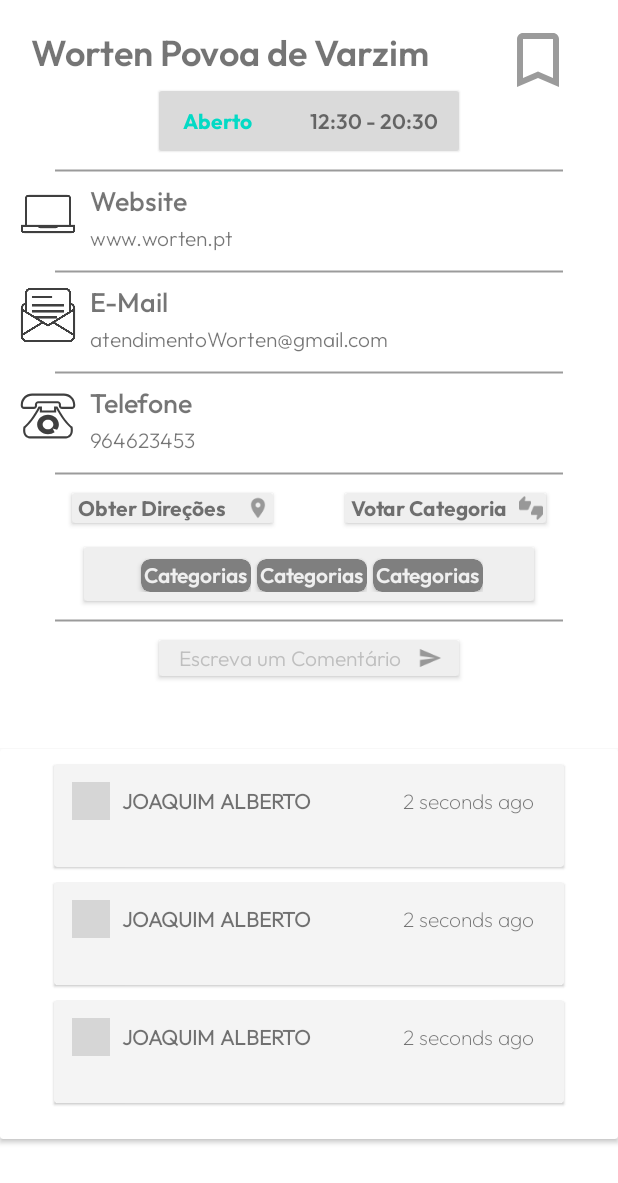
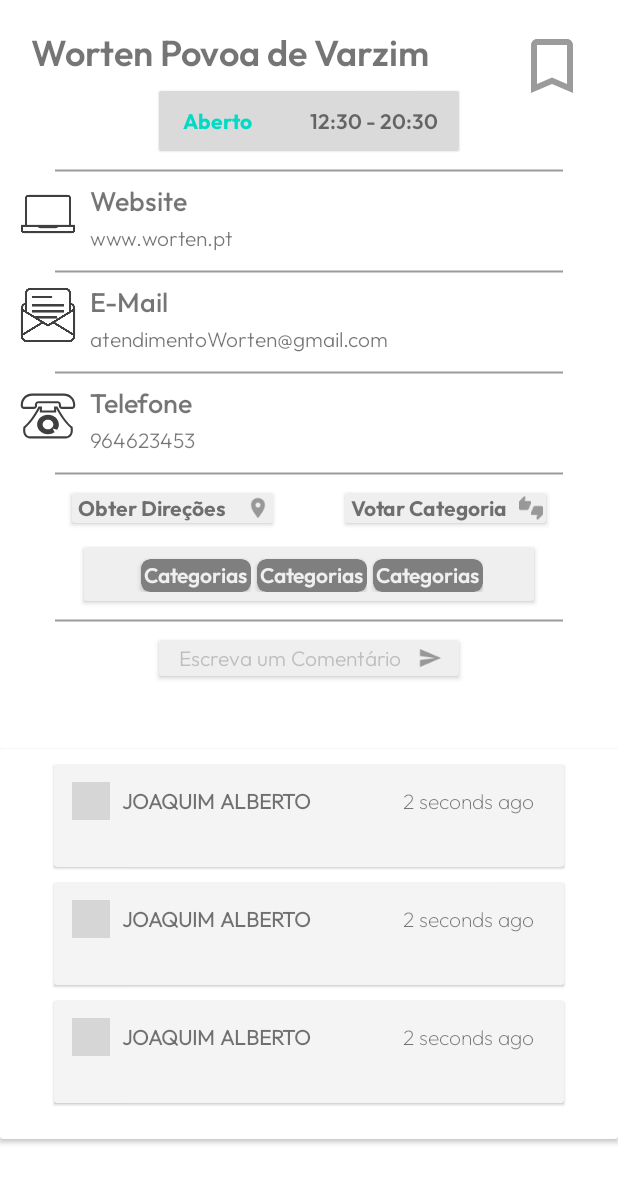
Before and after one commit to afonsofrancof/TechFinder, an Android app: the layout fragment_loja_info.xml on its own in the app's theme, with its tools: preview values and no code run, on a phone screen of 412 x 824 dp. Shown: the top 1183 px of the screen. Run offline under Robolectric (Android 15) with nearby library versions, the phone set to English and light mode, and no system bars; network calls fail; grey boxes are pictures that could not be loaded.

Commit message:
fix commits lezgo

```diff
--- a/app/src/main/res/layout/activity_main.xml
+++ b/app/src/main/res/layout/activity_main.xml
@@ -23,7 +23,10 @@
                 android:theme="@style/ThemeOverlay.AppCompat.Dark.ActionBar"
                 app:popupTheme="@style/ThemeOverlay.AppCompat.Light"
                 android:background="@color/white_bg"
-                app:titleTextColor="@color/black">
+                app:titleTextColor="@color/black"
+                app:subtitleTextColor="@color/light_gray3"
+                app:navigationIcon="@color/light_gray3"
+                >
             </androidx.appcompat.widget.Toolbar>
             <FrameLayout
                 android:layout_width="match_parent"
--- a/app/src/main/res/layout/fragment_loja_info.xml
+++ b/app/src/main/res/layout/fragment_loja_info.xml
@@ -42,17 +42,17 @@
             android:layout_width="48dp"
             android:layout_height="48dp"
 
-            android:layout_marginLeft="20dp"
-            android:layout_marginTop="16dp"
+
+            app:layout_constraintTop_toTopOf="parent"
+            app:layout_constraintRight_toRightOf="parent"
+            android:layout_marginRight="20dp"
+            android:layout_marginTop="20dp"
+
             android:background="@drawable/ic_baseline_bookmark_border_24"
             android:backgroundTint="@color/light_gray3"
             android:gravity="center_horizontal"
 
-
-            app:layout_constraintLeft_toRightOf="@id/nomeLoja"
-            app:layout_constraintRight_toRightOf="parent"
-
-            app:layout_constraintTop_toTopOf="parent" />
+            />
 
 
 
```
